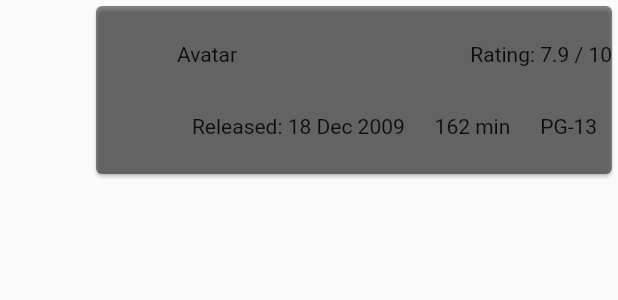
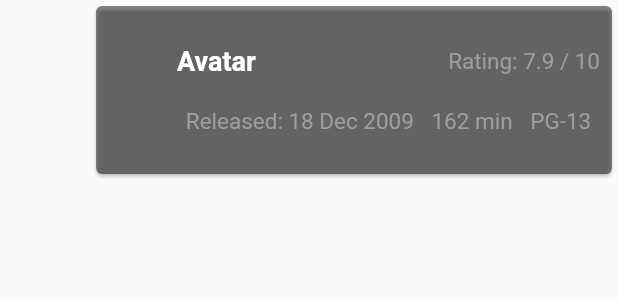
Before and after one commit to OganBelema/flutter_movies_app, a Flutter app: what movieCard() shows on an empty page, opened directly with sample values from the repository, on a phone screen of 412 x 824 dp. Shown: the top 300 px of the screen. Run offline on Flutter 3.47's test engine with Material 2 defaults, Android fonts, the phone set to English and light mode, and no system bars; network calls fail.

Commit message:
finishing custom row

```diff
--- a/lib/ui/movie_card.dart
+++ b/lib/ui/movie_card.dart
@@ -6,13 +6,14 @@ import 'movie_detail_view.dart';
 Widget movieCard(Movie movie, BuildContext context) {
   return InkWell(
     child: Container(
-      margin: EdgeInsets.only(left: 60),
+      margin: const EdgeInsets.only(left: 60),
       width: MediaQuery.of(context).size.width,
       height: 120.0,
       child: Card(
         color: Colors.black45,
         child: Padding(
-          padding: const EdgeInsets.only(top: 8.0, bottom: 8.0, left: 54.0),
+          padding: const EdgeInsets.only(
+              top: 16.0, bottom: 16.0, left: 54.0, right: 8.0),
           child: Column(
             crossAxisAlignment: CrossAxisAlignment.start,
             mainAxisAlignment: MainAxisAlignment.spaceAround,
@@ -20,16 +21,30 @@ Widget movieCard(Movie movie, BuildContext context) {
               Row(
                 mainAxisAlignment: MainAxisAlignment.spaceBetween,
                 children: [
-                  Text(movie.title),
-                  Text("Rating: ${movie.imdbRating} / 10"),
+                  Flexible(
+                    child: Text(
+                      movie.title,
+                      style: const TextStyle(
+                          fontWeight: FontWeight.bold,
+                          fontSize: 18.0,
+                          color: Colors.white),
+                    ),
+                  ),
+                  Text(
+                    "Rating: ${movie.imdbRating} / 10",
+                    style:_mainTextStyle(),
+                  ),
                 ],
               ),
               Row(
                 mainAxisAlignment: MainAxisAlignment.spaceAround,
                 children: [
-                  Text("Released: ${movie.released}"),
-                  Text(movie.runtime),
-                  Text(movie.rated)
+                  Text("Released: ${movie.released}",
+                      style: _mainTextStyle()),
+                  Text(movie.runtime,
+                      style: _mainTextStyle()),
+                  Text(movie.rated,
+                      style: _mainTextStyle())
                 ],
               )
             ],
@@ -38,10 +53,13 @@ Widget movieCard(Movie movie, BuildContext context) {
       ),
     ),
     onTap: () {
-      Navigator.push(context, MaterialPageRoute(builder: (context){
+      Navigator.push(context, MaterialPageRoute(builder: (context) {
         return MovieDetailView(movie: movie);
-      })
-      );
+      }));
     },
   );
 }
+
+TextStyle _mainTextStyle(){
+return const TextStyle(fontSize: 15.0, color: Colors.grey);
+}
```
Also changed, not shown: lib/ui/movie_list_view.dart (+0 -29 lines), 1 other file.
